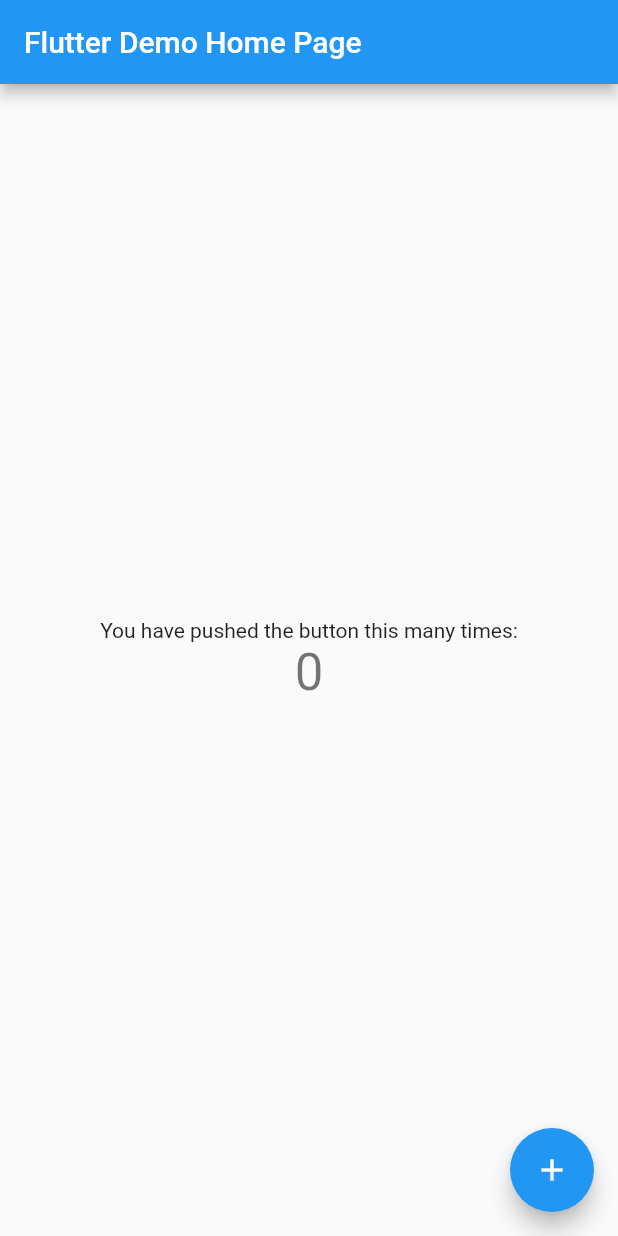
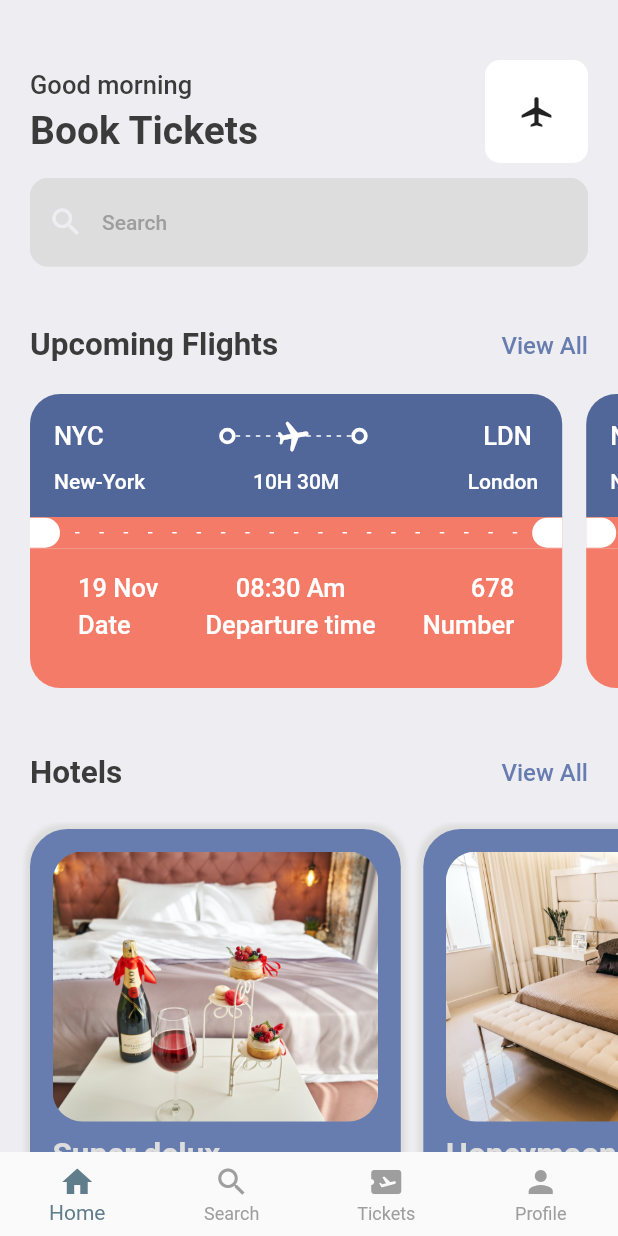
Before and after one commit to srinivash-vk/ticket_booking, a Flutter app: the screen it shows after launch, on a phone screen of 412 x 824 dp. Run offline on Flutter 3.47's test engine with Material 2 defaults, Android fonts, the phone set to English and light mode, and no system bars.

Commit message:
1. home screen layout completed 2. images added in assets folder 3. yaml assets added

```diff
--- a/lib/main.dart
+++ b/lib/main.dart
@@ -1,4 +1,6 @@
 import 'package:flutter/material.dart';
+import 'package:ticket_booking/screens/bottom_Tabbar.dart';
+import 'package:ticket_booking/utils/app_styles.dart';
 
 void main() {
   runApp(const MyApp());
@@ -11,58 +13,17 @@ class MyApp extends StatelessWidget {
   @override
   Widget build(BuildContext context) {
     return MaterialApp(
+      debugShowCheckedModeBanner: false,
       title: 'Flutter Demo',
-      theme: ThemeData(
-        primarySwatch: Colors.blue,
+      theme: ThemeData.light().copyWith(
+        primaryColor: primary,
+        textSelectionTheme: TextSelectionThemeData(
+          cursorColor: Styles.primaryColor
+        ),
+          colorScheme: ColorScheme.fromSeed(seedColor: Styles.primaryColor),
+
       ),
-      home: const MyHomePage(title: 'Flutter Demo Home Page'),
+      home: const Bottom_TabBar (),
     );
   }
 }
-
-class MyHomePage extends StatefulWidget {
-  const MyHomePage({Key? key, required this.title}) : super(key: key);
-
-  final String title;
-
-  @override
-  State<MyHomePage> createState() => _MyHomePageState();
-}
-
-class _MyHomePageState extends State<MyHomePage> {
-  int _counter = 0;
-
-  void _incrementCounter() {
-    setState(() {
-      _counter++;
-    });
-  }
-
-  @override
-  Widget build(BuildContext context) {
-    return Scaffold(
-      appBar: AppBar(
-        title: Text(widget.title),
-      ),
-      body: Center(
-        child: Column(
-          mainAxisAlignment: MainAxisAlignment.center,
-          children: <Widget>[
-            const Text(
-              'You have pushed the button this many times:',
-            ),
-            Text(
-              '$_counter',
-              style: Theme.of(context).textTheme.headline4,
-            ),
-          ],
-        ),
-      ),
-      floatingActionButton: FloatingActionButton(
-        onPressed: _incrementCounter,
-        tooltip: 'Increment',
-        child: const Icon(Icons.add),
-      ), // This trailing comma makes auto-formatting nicer for build methods.
-    );
-  }
-}
--- /dev/null
+++ b/lib/screens/bottom_Tabbar.dart
@@ -0,0 +1,55 @@
+import 'package:flutter/cupertino.dart';
+import 'package:flutter/material.dart';
+import 'package:ticket_booking/screens/home_screen.dart';
+import 'package:ticket_booking/screens/profile_screen.dart';
+import 'package:ticket_booking/screens/search_screen.dart';
+import 'package:ticket_booking/screens/tickets_screen.dart';
+
+class Bottom_TabBar extends StatefulWidget {
+  const Bottom_TabBar({Key? key}) : super(key: key);
+
+  @override
+  State<Bottom_TabBar> createState() => _Bottom_TabBarState();
+}
+
+class _Bottom_TabBarState extends State<Bottom_TabBar> {
+  int _selectedIndex = 0;
+  static final List<Widget> _widgetOptions = <Widget>[
+    const Home_Screen(),
+    const Search_Screen(),
+    const Tickets_Screen(),
+    const Profile_Screen(),
+  ];
+
+  void _onItemTapped(int index) {
+    setState(() {
+
+    _selectedIndex = index;
+    });
+  }
+
+  @override
+  Widget build(BuildContext context) {
+    return Scaffold(
+      body: Center(
+        child: _widgetOptions[_selectedIndex],
+      ),
+      bottomNavigationBar: BottomNavigationBar(
+        type: BottomNavigationBarType.fixed,
+        currentIndex: _selectedIndex,
+          onTap: _onItemTapped,
+          showSelectedLabels: true,
+          showUnselectedLabels: true,
+          elevation: 0,
+          selectedItemColor: Colors.blueGrey,
+          unselectedItemColor: Colors.grey,
+          items: const [
+            BottomNavigationBarItem(icon: Icon(Icons.home), label: "Home"),
+            BottomNavigationBarItem(icon: Icon(Icons.search), label: "Search"),
+            BottomNavigationBarItem(
+                icon: Icon(Icons.airplane_ticket), label: "Tickets"),
+            BottomNavigationBarItem(icon: Icon(Icons.person), label: "Profile"),
+          ]),
+    );
+  }
+}
--- /dev/null
+++ b/lib/screens/home_screen.dart
@@ -0,0 +1,149 @@
+import 'package:flutter/cupertino.dart';
+import 'package:flutter/material.dart';
+import 'package:ticket_booking/screens/hotel_screen.dart';
+import 'package:ticket_booking/screens/ticket_view.dart';
+import 'package:ticket_booking/utils/app_styles.dart';
+import 'package:ticket_booking/utils/sample_data.dart';
+
+import '../utils/FiledDecoration.dart';
+
+class Home_Screen extends StatefulWidget {
+  const Home_Screen({Key? key}) : super(key: key);
+
+  @override
+  State<Home_Screen> createState() => _Home_ScreenState();
+}
+
+class _Home_ScreenState extends State<Home_Screen> {
+  @override
+  Widget build(BuildContext context) {
+    return Scaffold(
+      backgroundColor: Styles.bgColor,
+      body: ListView(
+        children: [
+          const SizedBox(
+            height: 40,
+          ),
+          Container(
+            padding: const EdgeInsets.symmetric(horizontal: 20),
+            child: Row(
+              mainAxisAlignment: MainAxisAlignment.spaceBetween,
+              children: [
+                Column(
+                  crossAxisAlignment: CrossAxisAlignment.start,
+                  children: [
+                    Text(
+                      "Good morning",
+                      style: Styles.h3,
+                    ),
+                    const SizedBox(
+                      height: 5,
+                    ),
+                    Text("Book Tickets", style: Styles.h1),
+                  ],
+                ),
+                Container(
+                    height: MediaQuery.of(context).size.longestSide / 12,
+                    width: MediaQuery.of(context).size.shortestSide / 6,
+                    decoration: BoxDecoration(
+                      borderRadius: BorderRadius.circular(10),
+                      color: Styles.whiteColor,
+                    ),
+                    child: const Icon(Icons.airplanemode_active_outlined))
+              ],
+            ),
+          ),
+          const SizedBox(
+            height: 10,
+          ),
+          Padding(
+            padding: const EdgeInsets.symmetric(horizontal: 20),
+            child: TextFormField(
+              decoration: fieldDecoration(
+                  label: "Search", prefixIcon: const Icon(Icons.search)),
+            ),
+          ),
+          const SizedBox(
+            height: 40,
+          ),
+          Padding(
+            padding: const EdgeInsets.symmetric(horizontal: 20),
+            child: Row(
+              mainAxisAlignment: MainAxisAlignment.spaceBetween,
+              children: [
+                Text(
+                  "Upcoming Flights",
+                  style: Styles.h2,
+                ),
+                GestureDetector(
+                  onTap: () {
+                    print("Tapped View All");
+                  },
+                  child: Text(
+                    "View All",
+                    style:
+                        Styles.textStyle.copyWith(color: Styles.primaryColor),
+                  ),
+                )
+              ],
+            ),
+          ),
+          const SizedBox(
+            height: 20,
+          ),
+          SingleChildScrollView(
+            scrollDirection: Axis.horizontal,
+            padding: const EdgeInsets.symmetric(horizontal: 20),
+            child: Row(
+              children: const [
+                TicketView(),
+                TicketView(),
+                TicketView(),
+                TicketView(),
+                TicketView(),
+              ],
+            ),
+          ),
+          const SizedBox(
+            height: 40,
+          ),
+          Padding(
+            padding: const EdgeInsets.symmetric(horizontal: 20),
+            child: Row(
+              mainAxisAlignment: MainAxisAlignment.spaceBetween,
+              children: [
+                Text(
+                  "Hotels",
+                  style: Styles.h2,
+                ),
+                GestureDetector(
+                  onTap: () {
+                    print("Tappe d View All");
+                  },
+                  child: Text(
+                    "View All",
+                    style:
+                        Styles.textStyle.copyWith(color: Styles.primaryColor),
+                  ),
+                )
+              ],
+            ),
+          ),
+          const SizedBox(
+            height: 20,
+          ),
+          SingleChildScrollView(
+            scrollDirection: Axis.horizontal,
+            padding: const EdgeInsets.symmetric(horizontal: 20),
+            child: Row(
+              children: hotelList.map((hotel) =>Hotel_Screen(hotel: hotel)).toList(),
+            ),
+          ),
+           const SizedBox(
+            height: 20,
+          ),
+        ],
+      ),
+    );
+  }
+}
--- /dev/null
+++ b/lib/screens/hotel_screen.dart
@@ -0,0 +1,69 @@
+import 'package:flutter/cupertino.dart';
+import 'package:ticket_booking/utils/app_styles.dart';
+
+import '../utils/app_sizeConfig.dart';
+
+class Hotel_Screen extends StatelessWidget {
+  final Map<String, dynamic> hotel;
+  const Hotel_Screen({Key? key, required this.hotel}) : super(key: key);
+
+  @override
+  Widget build(BuildContext context) {
+    final size = AppSizeConfig.getSize(context);
+    return Container(
+      width: size.width * 0.6,
+      height: 350,
+      padding: const EdgeInsets.symmetric(horizontal: 15, vertical: 15),
+      margin: const EdgeInsets.only(right: 15, top: 5),
+      decoration: BoxDecoration(
+          color: Styles.primaryColor,
+          borderRadius: BorderRadius.circular(25),
+          boxShadow: [
+            BoxShadow(
+              color: Styles.lightgreyColor,
+              blurRadius: 2,
+              spreadRadius: 3,
+            )
+          ]),
+      child: Column(
+        crossAxisAlignment: CrossAxisAlignment.start,
+        children: [
+          Container(
+            height: 180,
+            decoration: BoxDecoration(
+              borderRadius: BorderRadius.circular(20),
+              color: Styles.primaryColor,
+              image: DecorationImage(
+                fit: BoxFit.cover,
+                image: AssetImage("assets/images/${hotel['image']}"),
+              ),
+            ),
+          ),
+          const SizedBox(
+            height: 10,
+          ),
+          Text(
+            hotel['place'],
+            style: Styles.h2.copyWith(color: Styles.lightgreyColor),
+          ),
+          const SizedBox(
+            height: 5,
+          ),
+          Text(
+             hotel['destination'],
+            style: Styles.h3.copyWith(color: Styles.whiteColor),
+          ),
+          const SizedBox(
+            height: 10,
+          ),
+          Expanded(
+            child: Text(
+              "\$${hotel['price']}/night",
+              style: Styles.h1.copyWith(color: Styles.lightgreyColor),
+            ),
+          ),
+        ],
+      ),
+    );
+  }
+}
--- /dev/null
+++ b/lib/screens/profile_screen.dart
@@ -0,0 +1,17 @@
+import 'package:flutter/cupertino.dart';
+
+class Profile_Screen extends StatefulWidget {
+  const Profile_Screen({ Key? key }) : super(key: key);
+
+  @override
+  State<Profile_Screen> createState() => _Profile_ScreenState();
+}
+
+class _Profile_ScreenState extends State<Profile_Screen> {
+  @override
+  Widget build(BuildContext context) {
+    return Container(
+
+    );
+  }
+}
--- /dev/null
+++ b/lib/screens/search_screen.dart
@@ -0,0 +1,17 @@
+import 'package:flutter/cupertino.dart';
+
+class Search_Screen extends StatefulWidget {
+  const Search_Screen({ Key? key }) : super(key: key);
+
+  @override
+  State<Search_Screen> createState() => _Search_ScreenState();
+}
+
+class _Search_ScreenState extends State<Search_Screen> {
+  @override
+  Widget build(BuildContext context) {
+    return Container(
+
+    );
+  }
+}
--- /dev/null
+++ b/lib/screens/ticket_view.dart
@@ -0,0 +1,231 @@
+import 'package:flutter/cupertino.dart';
+import 'package:flutter/material.dart';
+import 'package:ticket_booking/utils/app_sizeConfig.dart';
+import 'package:ticket_booking/utils/app_styles.dart';
+import 'package:ticket_booking/widgets/thick_container.dart';
+
+class TicketView extends StatelessWidget {
+  const TicketView({Key? key}) : super(key: key);
+
+  @override
+  Widget build(BuildContext context) {
+    final size = AppSizeConfig.getSize(context);
+    return Container(
+      width: size.width*0.90,
+      height: 200,
+      child: Container(
+        margin: const EdgeInsets.only(right: 16),
+        child: Column(
+          mainAxisSize: MainAxisSize.min,
+          children: [
+            // showing the blue part of the card
+            Container(
+              decoration: const BoxDecoration(
+                  color: Color(0xFF526799),
+                  borderRadius: BorderRadius.only(
+                      topLeft: Radius.circular(20),
+                      topRight: Radius.circular(20))),
+              padding: const EdgeInsets.all(16),
+              child: Column(
+                children: [
+                  Row(
+                    children: [
+                      Text(
+                        "NYC",
+                        style: Styles.h3.copyWith(color: Styles.whiteColor),
+                      ),
+                      Expanded(child: Container()),
+                      const ThickContainer(),
+                      Expanded(
+                        child: Stack(
+                          children: [
+                            SizedBox(
+                              height: 24,
+                              child: LayoutBuilder(
+                                builder: (BuildContext context,
+                                    BoxConstraints constraints) {
+                                  return Flex(
+                                    mainAxisAlignment:
+                                        MainAxisAlignment.spaceBetween,
+                                    direction: Axis.horizontal,
+                                    mainAxisSize: MainAxisSize.max,
+                                    children: List.generate(
+                                      (constraints.constrainWidth() / 6)
+                                          .floor(),
+                                      (index) => SizedBox(
+                                        width: 3,
+                                        height: 1,
+                                        child: DecoratedBox(
+                                            decoration: BoxDecoration(
+                                                color: Styles.whiteColor)),
+                                      ),
+                                    ),
+                                  );
+                                },
+                              ),
+                            ),
+                            Center(
+                                child: Transform.rotate(
+                                    angle: 1.4,
+                                    child: Icon(
+                                      Icons.airplanemode_active_rounded,
+                                      color: Styles.whiteColor,
+                                    ))),
+                          ],
+                        ),
+                      ),
+                      const ThickContainer(),
+                      const Spacer(),
+                      Text(
+                        "LDN ",
+                        style: Styles.h3.copyWith(color: Styles.whiteColor),
+                      ),
+                    ],
+                  ),
+                  const SizedBox(
+                    height: 10,
+                  ),
+                  Row(
+                    mainAxisAlignment: MainAxisAlignment.spaceBetween,
+                    children: [
+                      SizedBox(
+                        width: 100,
+                        child: Text(
+                          "New-York",
+                          style: Styles.h4.copyWith(color: Styles.whiteColor),
+                        ),
+                      ),
+                      Text(
+                        "10H 30M",
+                        style: Styles.h4.copyWith(color: Styles.whiteColor),
+                      ),
+                      SizedBox(
+                        width: 100,
+                        child: Text(
+                          "London",
+                          textAlign: TextAlign.end,
+                          style: Styles.h4.copyWith(color: Styles.whiteColor),
+                        ),
+                      ),
+                    ],
+                  )
+                ],
+              ),
+            ),
+
+            // showing the orange part of the card
+            Container(
+              color: Styles.orangeColor,
+              child: Row(
+                children: [
+                  SizedBox(
+                    height: 20,
+                    width: 20,
+                    child: DecoratedBox(
+                      decoration: BoxDecoration(
+                          color: Styles.whiteColor,
+                          borderRadius: const BorderRadius.only(
+                            topRight: Radius.circular(50),
+                            bottomRight: Radius.circular(50),
+                          )),
+                    ),
+                  ),
+                  Expanded(
+                    child: Padding(
+                      padding: const EdgeInsets.all(10.0),
+                      child: LayoutBuilder(builder:
+                          (BuildContext context, BoxConstraints constraints) {
+                        return Flex(
+                          direction: Axis.horizontal,
+                          mainAxisAlignment: MainAxisAlignment.spaceBetween,
+                          mainAxisSize: MainAxisSize.max,
+                          children: List.generate(
+                            (constraints.constrainWidth() / 15).floor(),
+                            (index) => SizedBox(
+                              height: 1,
+                              width: 3,
+                              child: DecoratedBox(
+                                decoration: BoxDecoration(
+                                  color: Styles.whiteColor,
+                                ),
+                              ),
+                            ),
+                          ),
+                        );
+                      }),
+                    ),
+                  ),
+                  const SizedBox(),
+                  SizedBox(
+                    height: 20,
+                    width: 20,
+                    child: DecoratedBox(
+                      decoration: BoxDecoration(
+                          color: Styles.whiteColor,
+                          borderRadius: const BorderRadius.only(
+                            topLeft: Radius.circular(10),
+                            bottomLeft: Radius.circular(10),
+                          )),
+                    ),
+                  ),
+                ],
+              ),
+            ),
+
+          // show bottom part of the orange card
+          Container(
+            decoration:  BoxDecoration(
+                  color: Styles.orangeColor,
+                  borderRadius:const BorderRadius.only(
+                      bottomLeft: Radius.circular(20),
+                      bottomRight: Radius.circular(20))),
+              padding: const EdgeInsets.all(16),
+              child: Padding(
+                padding: const EdgeInsets.only(left: 16 ,bottom: 16,right: 16),
+                child: Column(
+                  children: [
+                    Row(
+                      mainAxisAlignment: MainAxisAlignment.spaceBetween,
+                      children: [
+                        Column(
+                          crossAxisAlignment: CrossAxisAlignment.start,
+                          children: [
+                            Text("19 Nov",style: Styles.h3.copyWith(color: Styles.whiteColor),),
+                            const SizedBox(
+                              height: 5,
+                            ),
+                            Text("Date",style: Styles.h3.copyWith(color: Styles.whiteColor),),
+                          ],
+                        ),
+                        Column(
+                          crossAxisAlignment: CrossAxisAlignment.center,
+                          children: [
+                            Text("08:30 Am",style: Styles.h3.copyWith(color: Styles.whiteColor),),
+                            const SizedBox(
+                              height: 5,
+                            ),
+                            Text("Departure time",style: Styles.h3.copyWith(color: Styles.whiteColor),),
+                          ],
+                        ),
+                        Column(
+                          crossAxisAlignment: CrossAxisAlignment.end,
+                          children: [
+                            Text("678",style: Styles.h3.copyWith(color: Styles.whiteColor),),
+                            const SizedBox(
+                              height: 5,
+                            ),
+                            Text("Number",style: Styles.h3.copyWith(color: Styles.whiteColor),),
+                          ],
+                        ),
+                      ],
+                    )
+                  ],
+                ),
+              ),
+          )
+          ],
+        ),
+      ),
+    );
+  }
+}
--- /dev/null
+++ b/lib/screens/tickets_screen.dart
@@ -0,0 +1,17 @@
+import 'package:flutter/cupertino.dart';
+
+class Tickets_Screen extends StatefulWidget {
+  const Tickets_Screen({ Key? key }) : super(key: key);
+
+  @override
+  State<Tickets_Screen> createState() => _Tickets_ScreenState();
+}
+
+class _Tickets_ScreenState extends State<Tickets_Screen> {
+  @override
+  Widget build(BuildContext context) {
+    return Container(
+
+    );
+  }
+}
--- /dev/null
+++ b/lib/utils/FiledDecoration.dart
@@ -0,0 +1,36 @@
+import 'dart:ui';
+
+import 'package:flutter/material.dart';
+import 'package:ticket_booking/utils/app_styles.dart';
+
+fieldDecoration({required String label,suffixIcon, prefixIcon}) =>
+     InputDecoration(
+      contentPadding:const EdgeInsets.all(20),
+      fillColor: Styles.lightgreyColor,
+      filled: true,
+     hintText: label,
+      errorStyle:const TextStyle(color: Colors.red),
+      hintStyle: Styles.h4,
+      labelStyle: Styles.h4,
+      prefixIcon: prefixIcon,
+      prefixIconColor: Styles.bgColor,
+       focusedBorder:  OutlineInputBorder(
+        borderRadius: BorderRadius.circular(12),
+        borderSide:  BorderSide(color: Styles.lightgreyColor, width: 0.7),
+      ),
+      enabledBorder:  OutlineInputBorder(
+        borderRadius: BorderRadius.circular(12),
+        borderSide:  BorderSide(color: Styles.lightgreyColor, width: 0.7),
+      ),
+      errorBorder:  OutlineInputBorder(
+        borderRadius: BorderRadius.circular(12),
+        borderSide:  BorderSide(color: Styles.lightgreyColor, width: 0.7),
+      ),
+      focusedErrorBorder:  OutlineInputBorder(
+        borderRadius: BorderRadius.circular(12),
+        borderSide:  BorderSide(color: Styles.lightgreyColor, width: 0.7),
+      ),
+      border: OutlineInputBorder(
+          borderRadius: BorderRadius.circular(12),
+          borderSide:  BorderSide(color: Styles.lightgreyColor, width: 0.7)),
+    );
--- /dev/null
+++ b/lib/utils/app_sizeConfig.dart
@@ -0,0 +1,7 @@
+import 'package:flutter/material.dart';
+
+class AppSizeConfig {
+  static getSize(BuildContext context) {
+    return MediaQuery.of(context).size;
+  }
+}
--- /dev/null
+++ b/lib/utils/app_styles.dart
@@ -0,0 +1,17 @@
+import 'package:flutter/material.dart';
+
+Color primary = const Color(0xFF687daf);
+
+class Styles {
+  static Color primaryColor = primary;
+  static Color textColor = const Color(0xFF3b3b3b);
+  static Color bgColor = const Color(0xFFeeedf2);
+  static Color orangeColor = const Color(0xFFF37B67);
+  static Color whiteColor = const Color(0xFFFFFFFF);
+  static Color lightgreyColor = Color.fromARGB(255, 221, 221, 221);
+  static TextStyle textStyle = TextStyle(fontSize: 16,color: textColor,fontWeight: FontWeight.w500);
+  static TextStyle h1 = TextStyle(fontSize: 26,color: textColor,fontWeight: FontWeight.bold);
+  static TextStyle h2 = TextStyle(fontSize: 21,color: textColor,fontWeight: FontWeight.bold);
+  static TextStyle h3 = TextStyle(fontSize: 17,color: textColor,fontWeight: FontWeight.w500);
+  static TextStyle h4 = TextStyle(fontSize: 14,color: Colors.grey.shade500,fontWeight: FontWeight.w500);
+}
--- /dev/null
+++ b/lib/utils/sample_data.dart
@@ -0,0 +1,26 @@
+List<Map<String, dynamic>> hotelList = [
+  {
+    "image":"hotel0.jpeg",
+    "place":"Super delux",
+    "destination":"London",
+    "price":25,
+  },
+  {
+    "image":"hotel2.jpeg",
+    "place":"Honeymoon room",
+    "destination":"Germany",
+    "price":120,
+  },
+  {
+    "image":"hotel3.jpeg",
+    "place":"greenish room",
+    "destination":"India",
+    "price":60,
+  },
+  {
+    "image":"hotel4.jpeg",
+    "place":"Open villa",
+    "destination":"Australia",
+    "price":120,
+  },
+];
--- /dev/null
+++ b/lib/widgets/thick_container.dart
@@ -0,0 +1,17 @@
+import 'package:flutter/cupertino.dart';
+import 'package:flutter/material.dart';
+
+class ThickContainer extends StatelessWidget {
+  const ThickContainer({ Key? key }) : super(key: key);
+
+  @override
+  Widget build(BuildContext context) {
+    return Container(
+      padding: const EdgeInsets.all(3.0 ),
+      decoration: BoxDecoration(
+        borderRadius: BorderRadius.circular(20),
+        border: Border.all(width: 2.5,color: Colors.white),
+      ),
+    );
+  }
+}
--- a/pubspec.yaml
+++ b/pubspec.yaml
@@ -58,9 +58,8 @@ flutter:
   uses-material-design: true
 
   # To add assets to your application, add an assets section, like this:
-  # assets:
-  #   - images/a_dot_burr.jpeg
-  #   - images/a_dot_ham.jpeg
+  assets:
+    - assets/images/
 
   # An image asset can refer to one or more resolution-specific "variants", see
   # https://flutter.dev/assets-and-images/#resolution-aware
```
Also changed, not shown: assets/images/airplane.png (added), assets/images/hotel0.jpeg (added), assets/images/hotel1.jpeg (added), assets/images/hotel2.jpeg (added), assets/images/hotel4.jpeg (added), 1 other file.
